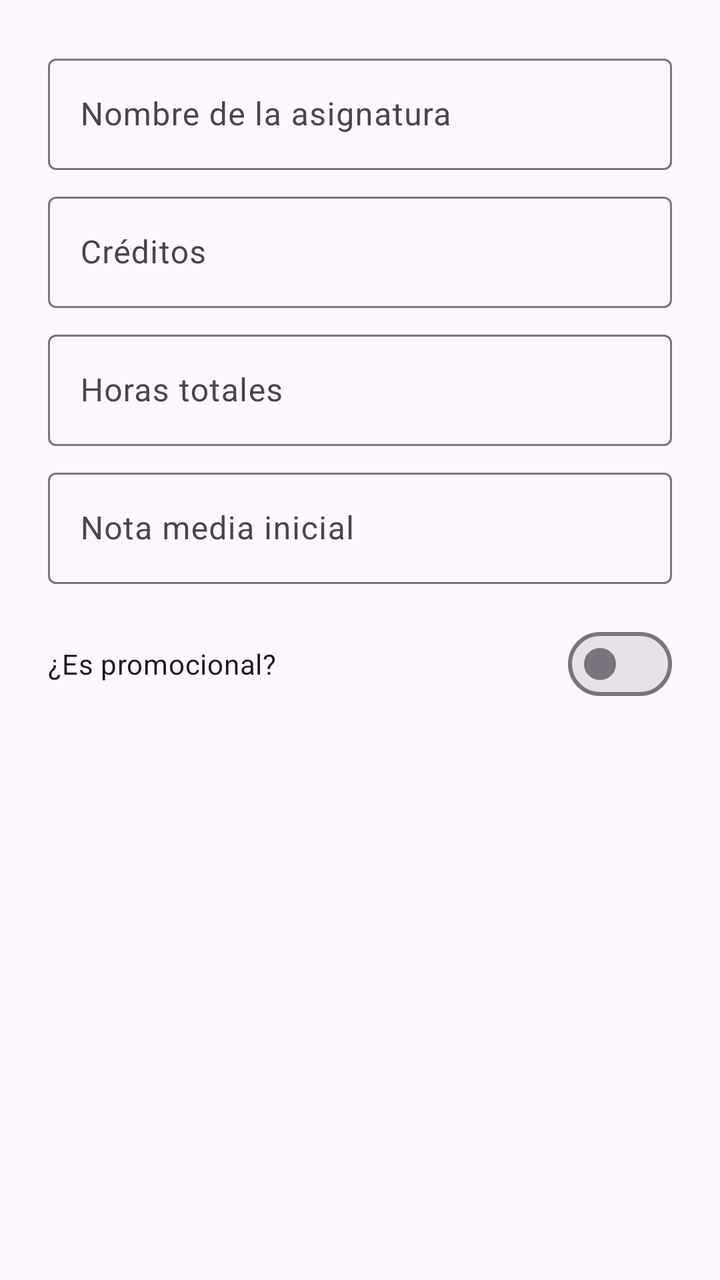
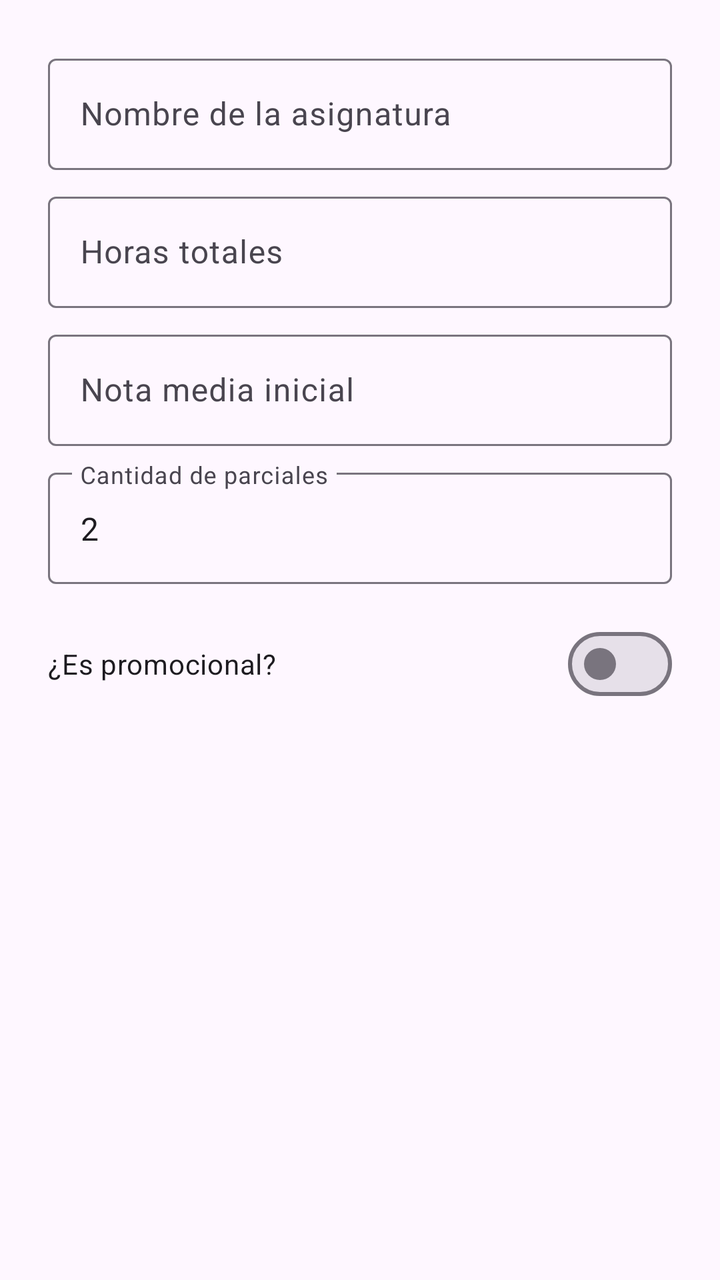

Two renders of the same Android screen: before a commit and after it. Below are the layout's source before the change and the commit's diff.
<!-- AndroidManifest.xml: application theme Theme.ClassLy -->
<!-- res/layout/dialog_add_subject.xml -->
<?xml version="1.0" encoding="utf-8"?>
<LinearLayout xmlns:android="http://schemas.android.com/apk/res/android"
    android:layout_width="match_parent"
    android:layout_height="wrap_content"
    android:orientation="vertical"
    android:padding="24dp">

    <com.google.android.material.textfield.TextInputLayout
        android:layout_width="match_parent"
        android:layout_height="wrap_content"
        android:hint="Nombre de la asignatura">

        <com.google.android.material.textfield.TextInputEditText
            android:id="@+id/etName"
            android:layout_width="match_parent"
            android:layout_height="wrap_content" />
    </com.google.android.material.textfield.TextInputLayout>

    <com.google.android.material.textfield.TextInputLayout
        android:layout_width="match_parent"
        android:layout_height="wrap_content"
        android:layout_marginTop="8dp"
        android:hint="Créditos">

        <com.google.android.material.textfield.TextInputEditText
            android:id="@+id/etCredits"
            android:layout_width="match_parent"
            android:layout_height="wrap_content"
            android:inputType="number" />
    </com.google.android.material.textfield.TextInputLayout>

    <com.google.android.material.textfield.TextInputLayout
        android:layout_width="match_parent"
        android:layout_height="wrap_content"
        android:layout_marginTop="8dp"
        android:hint="Horas totales">

        <com.google.android.material.textfield.TextInputEditText
            android:id="@+id/etHours"
            android:layout_width="match_parent"
            android:layout_height="wrap_content"
            android:inputType="number" />
    </com.google.android.material.textfield.TextInputLayout>

    <com.google.android.material.textfield.TextInputLayout
        android:layout_width="match_parent"
        android:layout_height="wrap_content"
        android:layout_marginTop="8dp"
        android:hint="Nota media inicial">

        <com.google.android.material.textfield.TextInputEditText
            android:id="@+id/etGrade"
            android:layout_width="match_parent"
            android:layout_height="wrap_content"
            android:inputType="numberDecimal" />
    </com.google.android.material.textfield.TextInputLayout>

    <com.google.android.material.materialswitch.MaterialSwitch
        android:id="@+id/switchPromotional"
        android:layout_width="match_parent"
        android:layout_height="wrap_content"
        android:layout_marginTop="16dp"
        android:text="¿Es promocional?" />

    <com.google.android.material.textfield.TextInputLayout
        android:id="@+id/layoutPromotionGrade"
        android:layout_width="match_parent"
        android:layout_height="wrap_content"
        android:layout_marginTop="8dp"
        android:hint="Nota necesaria para promocionar"
        android:visibility="gone">

        <com.google.android.material.textfield.TextInputEditText
            android:id="@+id/etPromotionGrade"
            android:layout_width="match_parent"
            android:layout_height="wrap_content"
            android:inputType="numberDecimal" />
    </com.google.android.material.textfield.TextInputLayout>

</LinearLayout>
<!-- resources referenced by this layout -->
<resources>
  <style name="Theme.ClassLy" parent="Theme.Material3.DayNight.NoActionBar">
          <item name="colorPrimary">@color/primary</item>
          <item name="colorSecondary">@color/secondary</item>
          <item name="colorTertiary">@color/tertiary</item>
          <item name="android:statusBarColor">?attr/colorSurface</item>
          <item name="android:windowLightStatusBar">true</item>
      </style>
  <color name="primary">#6750A4</color>
  <color name="secondary">#625b71</color>
  <color name="tertiary">#7D5260</color>
</resources>

<!-- the commit's change to res/layout/dialog_add_subject.xml (unified diff, before → after) -->
@@ -8,7 +8,7 @@
     <com.google.android.material.textfield.TextInputLayout
         android:layout_width="match_parent"
         android:layout_height="wrap_content"
-        android:hint="Nombre de la asignatura">
+        android:hint="@string/hint_subject_name">
 
         <com.google.android.material.textfield.TextInputEditText
             android:id="@+id/etName"
@@ -20,20 +20,7 @@
         android:layout_width="match_parent"
         android:layout_height="wrap_content"
         android:layout_marginTop="8dp"
-        android:hint="Créditos">
-
-        <com.google.android.material.textfield.TextInputEditText
-            android:id="@+id/etCredits"
-            android:layout_width="match_parent"
-            android:layout_height="wrap_content"
-            android:inputType="number" />
-    </com.google.android.material.textfield.TextInputLayout>
-
-    <com.google.android.material.textfield.TextInputLayout
-        android:layout_width="match_parent"
-        android:layout_height="wrap_content"
-        android:layout_marginTop="8dp"
-        android:hint="Horas totales">
+        android:hint="@string/hint_total_hours">
 
         <com.google.android.material.textfield.TextInputEditText
             android:id="@+id/etHours"
@@ -46,7 +33,7 @@
         android:layout_width="match_parent"
         android:layout_height="wrap_content"
         android:layout_marginTop="8dp"
-        android:hint="Nota media inicial">
+        android:hint="@string/hint_initial_grade">
 
         <com.google.android.material.textfield.TextInputEditText
             android:id="@+id/etGrade"
@@ -55,19 +42,33 @@
             android:inputType="numberDecimal" />
     </com.google.android.material.textfield.TextInputLayout>
 
+    <com.google.android.material.textfield.TextInputLayout
+        android:layout_width="match_parent"
+        android:layout_height="wrap_content"
+        android:layout_marginTop="8dp"
+        android:hint="@string/hint_partials_count">
+
+        <com.google.android.material.textfield.TextInputEditText
+            android:id="@+id/etPartialsCount"
+            android:layout_width="match_parent"
+            android:layout_height="wrap_content"
+            android:inputType="number"
+            android:text="2" />
+    </com.google.android.material.textfield.TextInputLayout>
+
     <com.google.android.material.materialswitch.MaterialSwitch
         android:id="@+id/switchPromotional"
         android:layout_width="match_parent"
         android:layout_height="wrap_content"
         android:layout_marginTop="16dp"
-        android:text="¿Es promocional?" />
+        android:text="@string/label_is_promotional" />
 
     <com.google.android.material.textfield.TextInputLayout
         android:id="@+id/layoutPromotionGrade"
         android:layout_width="match_parent"
         android:layout_height="wrap_content"
         android:layout_marginTop="8dp"
-        android:hint="Nota necesaria para promocionar"
+        android:hint="@string/hint_promotion_grade"
         android:visibility="gone">
 
         <com.google.android.material.textfield.TextInputEditText
<!-- resource entries referenced after the edit -->
@@ -1,5 +1,11 @@
 <!-- resources referenced by this layout -->
 <resources>
+  <string name="hint_initial_grade">Nota media inicial</string>
+  <string name="hint_partials_count">Cantidad de parciales</string>
+  <string name="hint_promotion_grade">Nota necesaria para promocionar</string>
+  <string name="hint_subject_name">Nombre de la asignatura</string>
+  <string name="hint_total_hours">Horas totales</string>
+  <string name="label_is_promotional">¿Es promocional?</string>
   <style name="Theme.ClassLy" parent="Theme.Material3.DayNight.NoActionBar">
           <item name="colorPrimary">@color/primary</item>
           <item name="colorSecondary">@color/secondary</item>
